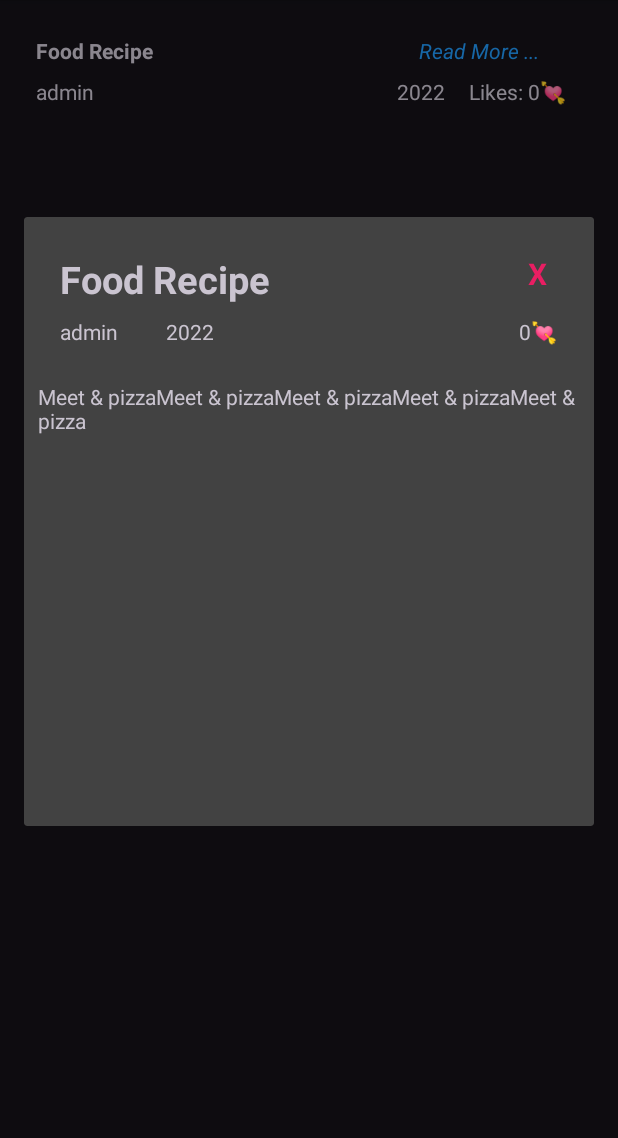
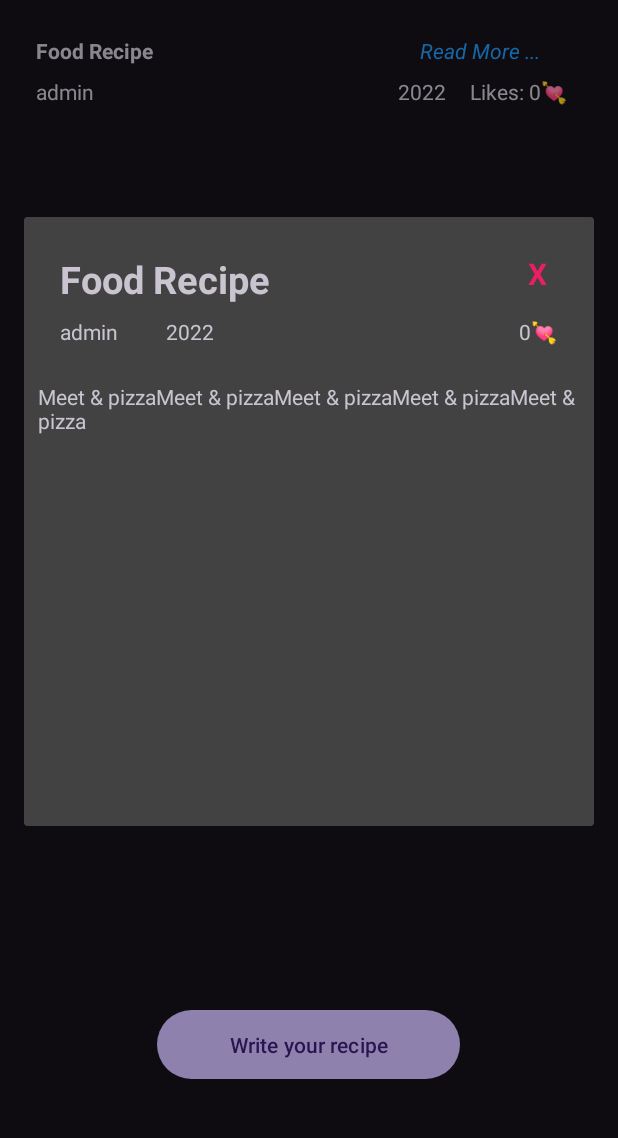
Before and after one commit to hessamasna/MobilePrograming-CipHealth, an Android app: the FoodRecipeSocial screen opened directly, with no data from a screen before it, after a tap on "Read More ...", on a phone screen of 412 x 824 dp, the part 96-1234 px from its top. Run offline under Robolectric (Android 15) with nearby library versions, the phone set to English and light mode, and no system bars; our stand-ins replace Room's generated code; 1 statement that could not run was skipped.

Commit message:
[ADD] Add new Recipe

```diff
--- a/app/src/main/res/layout/activity_food_recipe_social.xml
+++ b/app/src/main/res/layout/activity_food_recipe_social.xml
@@ -8,8 +8,21 @@
 
     <androidx.recyclerview.widget.RecyclerView
         android:id="@+id/food_recipe_social_recyclerView"
-        android:layout_width="409dp"
-        android:layout_height="729dp"
+        android:layout_width="410dp"
+        android:layout_height="653dp"
         tools:layout_editor_absoluteX="1dp"
         tools:layout_editor_absoluteY="1dp" />
+
+    <Button
+        android:id="@+id/write_recipe_btn"
+        android:layout_width="202dp"
+        android:layout_height="54dp"
+        android:onClick="showPopup"
+        android:text="Write your recipe"
+        app:layout_constraintBottom_toBottomOf="parent"
+        app:layout_constraintEnd_toEndOf="parent"
+        app:layout_constraintHorizontal_bias="0.497"
+        app:layout_constraintStart_toStartOf="parent"
+        app:layout_constraintTop_toBottomOf="@+id/food_recipe_social_recyclerView"
+        app:layout_constraintVertical_bias="0.304" />
 </androidx.constraintlayout.widget.ConstraintLayout>
```
Also changed, not shown: app/src/main/java/com/cip/ciphealth/FoodRecipeSocial.java (+52 -1 lines), app/src/main/res/layout/add_food_recipe_popup.xml (added, +70 -0 lines).
